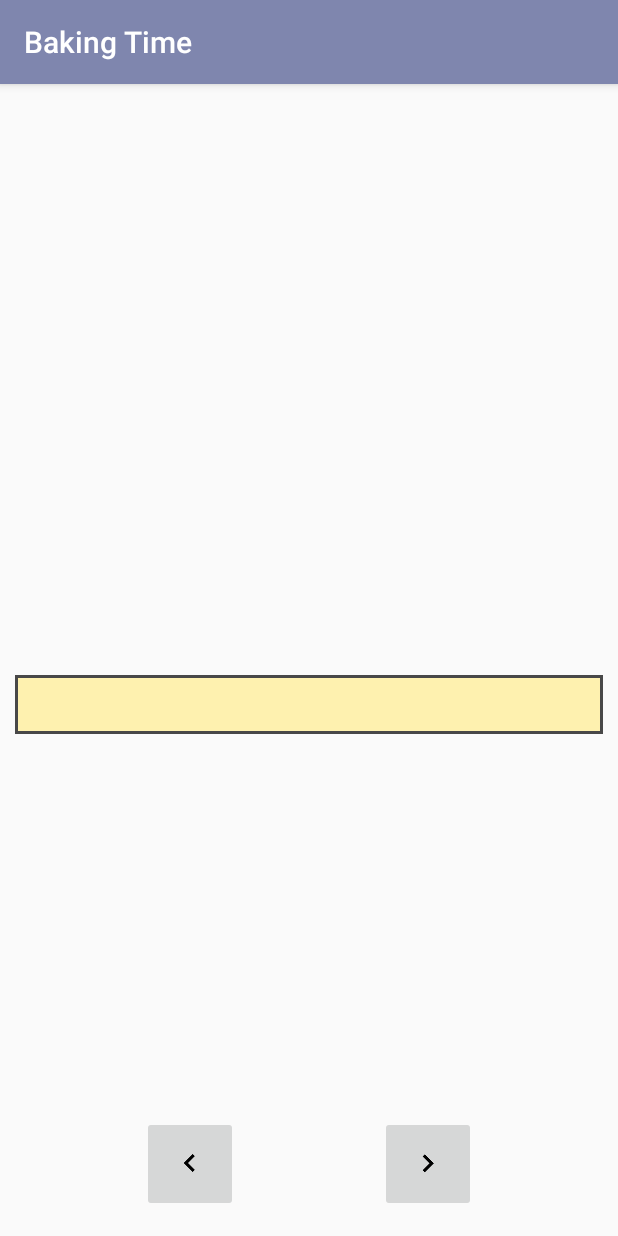
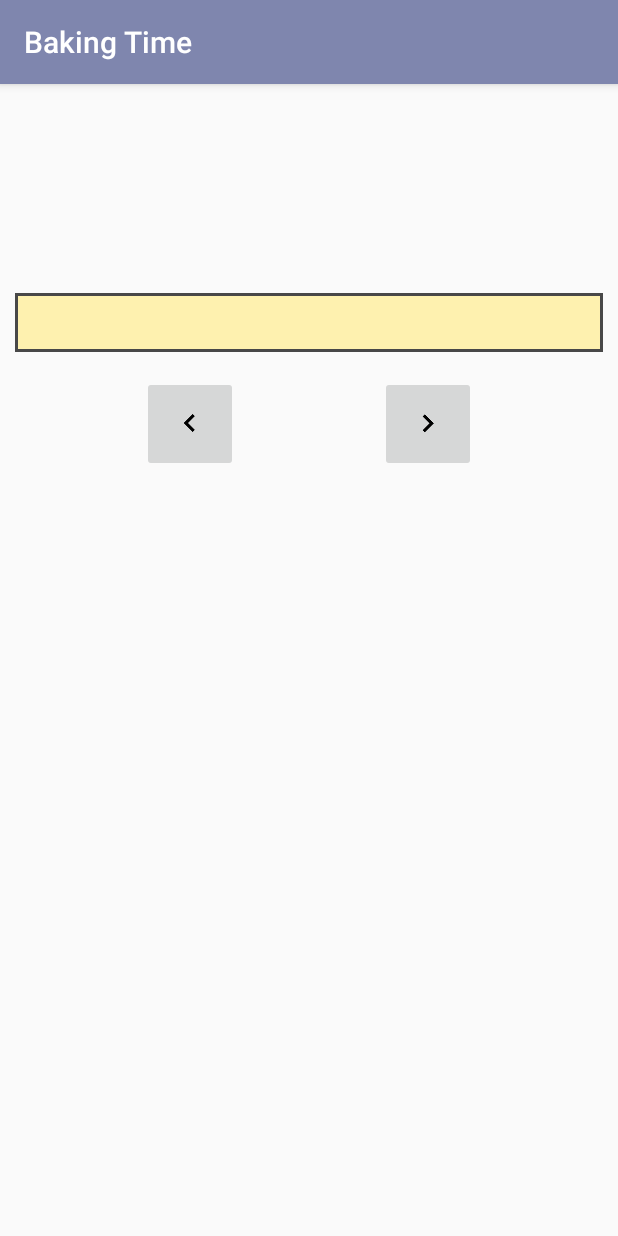
Before and after one commit to ericdgood/Udacity-Baking-App, an Android app: the RecipeStep screen opened directly, with no data from a screen before it, on a phone screen of 412 x 824 dp. Run offline under Robolectric (Android 15) with nearby library versions, the phone set to English and light mode, and no system bars; our stand-ins replace ButterKnife; plain views replace SimpleExoPlayerView; 3 statements that could not run were skipped.

Commit message:
recipe step layout works besides video

```diff
--- a/app/src/main/java/com/example/edgoo/bakingapp/RecipeStep.java
+++ b/app/src/main/java/com/example/edgoo/bakingapp/RecipeStep.java
@@ -37,8 +37,7 @@ public class RecipeStep extends AppCompatActivity {
         ButterKnife.bind(this);
 
         final ArrayList descriptionsArray = getIntent().getStringArrayListExtra("description");
-        arrayListSize = descriptionsArray.size();
-        Log.i(TAG, "onCreate: " + arrayListSize);
+        arrayListSize = descriptionsArray.size() - 1;
         int step_id = Integer.parseInt(getIntent().getStringExtra("step_id"));
         currentStepDisplay = step_id;
 
--- a/app/src/main/res/layout/recipe_step.xml
+++ b/app/src/main/res/layout/recipe_step.xml
@@ -1,9 +1,14 @@
 <?xml version="1.0" encoding="utf-8"?>
-<android.support.constraint.ConstraintLayout xmlns:android="http://schemas.android.com/apk/res/android"
+<ScrollView
+    xmlns:android="http://schemas.android.com/apk/res/android"
     android:layout_width="match_parent"
     android:layout_height="match_parent"
     xmlns:app="http://schemas.android.com/apk/res-auto"
     xmlns:tools="http://schemas.android.com/tools">
+
+    <android.support.constraint.ConstraintLayout
+        android:layout_width="match_parent"
+        android:layout_height="wrap_content">
 
     <!--<com.google.android.exoplayer2.ui.SimpleExoPlayerView-->
         <!--android:id="@+id/playerView"-->
@@ -47,8 +52,8 @@
         android:contentDescription="@string/previous_step"
         app:layout_constraintRight_toLeftOf="@id/next_step"
         app:layout_constraintLeft_toLeftOf="parent"
-        android:layout_marginBottom="16dp"
-        app:layout_constraintBottom_toBottomOf="parent"/>
+        android:layout_marginTop="16dp"
+        app:layout_constraintTop_toBottomOf="@id/step_description"/>
 
     <ImageButton
         android:id="@+id/next_step"
@@ -57,9 +62,9 @@
         android:padding="20dp"
         android:src="@drawable/ic_keyboard_arrow_right"
         android:contentDescription="@string/previous_step"
-        android:layout_marginBottom="16dp"
+        android:layout_marginTop="16dp"
         app:layout_constraintRight_toRightOf="parent"
-        app:layout_constraintLeft_toRightOf="@id/previous_step"
-        app:layout_constraintBottom_toBottomOf="parent"/>
-
-</android.support.constraint.ConstraintLayout>
+        app:layout_constraintTop_toBottomOf="@id/step_description"
+        app:layout_constraintLeft_toRightOf="@id/previous_step"/>
+    </android.support.constraint.ConstraintLayout>
+</ScrollView>
```
